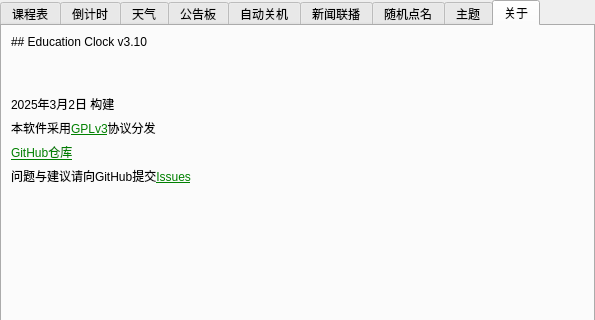
The window that ui/setting.ui (Return-Log/Education-Clock) describes before a commit, drawn with Qt 5; both pictures show x 0 to 595 and y 0 to 320 of the 595 by 630 pixel window.
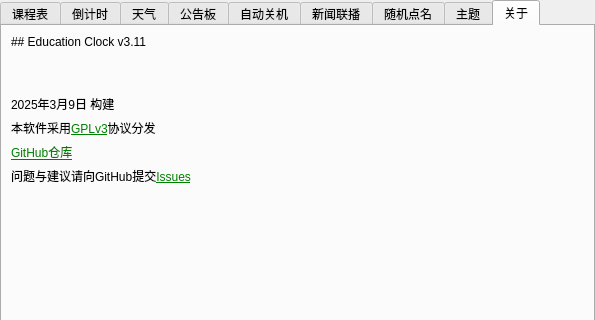
The same window after the commit. Icons and pictures are not drawn.

The edit to the form file:
```diff
--- a/ui/setting.ui
+++ b/ui/setting.ui
@@ -759,7 +759,7 @@
        <item row="0" column="1" colspan="3">
         <widget class="QLabel" name="label_32">
          <property name="text">
-          <string>## Education Clock v3.10</string>
+          <string>## Education Clock v3.11</string>
          </property>
          <property name="textFormat">
           <enum>Qt::MarkdownText</enum>
@@ -841,7 +841,7 @@
        <item row="2" column="1" colspan="3">
         <widget class="QLabel" name="label_33">
          <property name="text">
-          <string>2025年3月2日 构建</string>
+          <string>2025年3月9日 构建</string>
          </property>
         </widget>
        </item>
```
